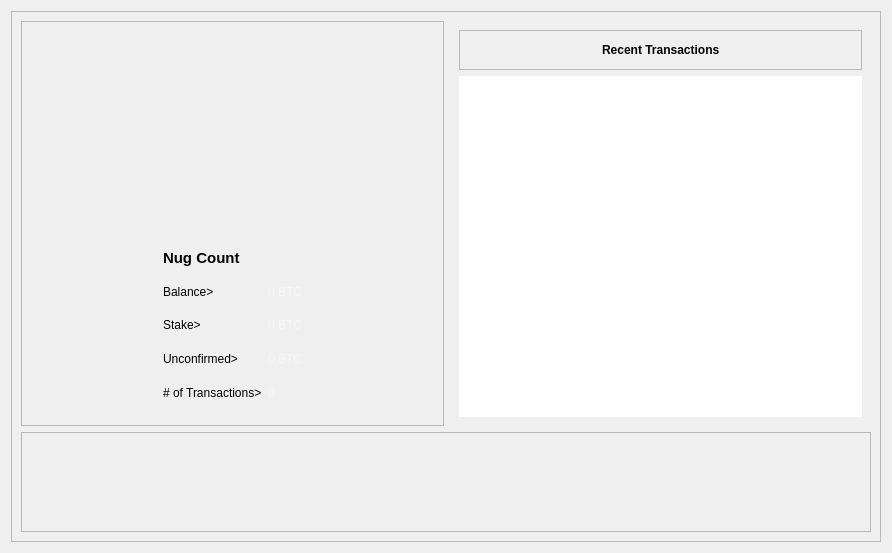
Before: the Qt Designer form src/qt/forms/overviewpage.ui in FourTwentyOne/421, drawn with Qt 5.
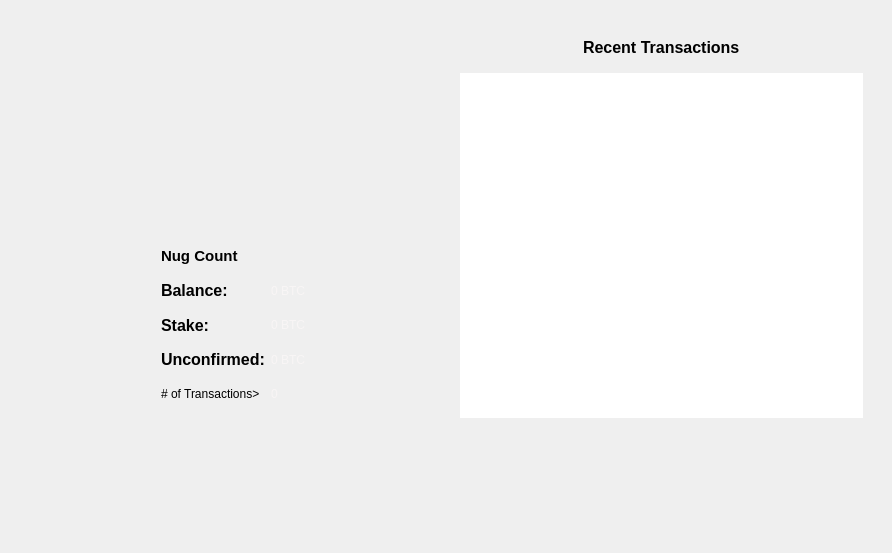
After: the same form once the commit is applied. Icons and pictures are not drawn.

The edit to the form file:
```diff
--- a/src/qt/forms/overviewpage.ui
+++ b/src/qt/forms/overviewpage.ui
@@ -17,10 +17,13 @@
    <item row="0" column="0" rowspan="2" colspan="2">
     <widget class="QFrame" name="frame_3">
      <property name="frameShape">
-      <enum>QFrame::StyledPanel</enum>
+      <enum>QFrame::NoFrame</enum>
      </property>
      <property name="frameShadow">
-      <enum>QFrame::Raised</enum>
+      <enum>QFrame::Plain</enum>
+     </property>
+     <property name="lineWidth">
+      <number>0</number>
      </property>
      <layout class="QGridLayout" name="gridLayout_3">
       <item row="2" column="0" colspan="2">
@@ -38,10 +41,13 @@
          </size>
         </property>
         <property name="frameShape">
-         <enum>QFrame::StyledPanel</enum>
+         <enum>QFrame::NoFrame</enum>
         </property>
         <property name="frameShadow">
-         <enum>QFrame::Raised</enum>
+         <enum>QFrame::Plain</enum>
+        </property>
+        <property name="lineWidth">
+         <number>0</number>
         </property>
         <layout class="QGridLayout" name="gridLayout">
          <item row="0" column="5">
@@ -228,16 +234,19 @@
          <item>
           <widget class="QFrame" name="frame_6">
            <property name="frameShape">
-            <enum>QFrame::StyledPanel</enum>
+            <enum>QFrame::NoFrame</enum>
            </property>
            <property name="frameShadow">
-            <enum>QFrame::Raised</enum>
+            <enum>QFrame::Plain</enum>
+           </property>
+           <property name="lineWidth">
+            <number>0</number>
            </property>
            <layout class="QGridLayout" name="gridLayout_6">
             <item row="0" column="1">
              <widget class="QLabel" name="label_4">
               <property name="text">
-               <string>&lt;body&gt;&lt;b&gt;&lt;p style=&quot;color:#000000&quot;;&gt;Recent Transactions&lt;b/&gt;&lt;/p&gt;&lt;/body&gt;</string>
+               <string>&lt;html&gt;&lt;head/&gt;&lt;body&gt;&lt;p&gt;&lt;span style=&quot; font-size:12pt; font-weight:600; color:#000000;&quot;&gt;Recent Transactions&lt;/span&gt;&lt;/p&gt;&lt;/body&gt;&lt;/html&gt;</string>
               </property>
              </widget>
             </item>
@@ -407,10 +416,13 @@
       <item row="0" column="0" rowspan="2">
        <widget class="QFrame" name="frame_7">
         <property name="frameShape">
-         <enum>QFrame::StyledPanel</enum>
+         <enum>QFrame::NoFrame</enum>
         </property>
         <property name="frameShadow">
-         <enum>QFrame::Raised</enum>
+         <enum>QFrame::Plain</enum>
+        </property>
+        <property name="lineWidth">
+         <number>0</number>
         </property>
         <layout class="QGridLayout" name="gridLayout_2">
          <item row="1" column="0">
@@ -442,7 +454,7 @@
             <item row="1" column="1">
              <widget class="QLabel" name="label">
               <property name="text">
-               <string>&lt;body&gt;&lt;p style=&quot;color:#000000&quot;;&gt;Balance&gt;&lt;/p&gt;&lt;/body&gt;</string>
+               <string>&lt;html&gt;&lt;head/&gt;&lt;body&gt;&lt;p&gt;&lt;span style=&quot; font-size:12pt; font-weight:600; color:#000000;&quot;&gt;Balance:&lt;/span&gt;&lt;/p&gt;&lt;/body&gt;&lt;/html&gt;</string>
               </property>
              </widget>
             </item>
@@ -456,7 +468,7 @@
             <item row="2" column="1">
              <widget class="QLabel" name="label_6">
               <property name="text">
-               <string>&lt;body&gt;&lt;p style=&quot;color:#000000&quot;;&gt;Stake&gt;&lt;/p&gt;&lt;/body&gt;</string>
+               <string>&lt;html&gt;&lt;head/&gt;&lt;body&gt;&lt;p&gt;&lt;span style=&quot; font-size:12pt; font-weight:600; color:#000000;&quot;&gt;Stake:&lt;/span&gt;&lt;/p&gt;&lt;/body&gt;&lt;/html&gt;</string>
               </property>
              </widget>
             </item>
@@ -470,7 +482,7 @@
             <item row="3" column="1">
              <widget class="QLabel" name="label_3">
               <property name="text">
-               <string>&lt;body&gt;&lt;p style=&quot;color:#000000&quot;;&gt;Unconfirmed&gt;&lt;/p&gt;&lt;/body&gt;</string>
+               <string>&lt;html&gt;&lt;head/&gt;&lt;body&gt;&lt;p&gt;&lt;span style=&quot; font-size:12pt; font-weight:600; color:#000000;&quot;&gt;Unconfirmed:&lt;/span&gt;&lt;/p&gt;&lt;/body&gt;&lt;/html&gt;</string>
               </property>
              </widget>
             </item>
```
Left out of the diff: 58 changed lines with no effect on the pictures.
